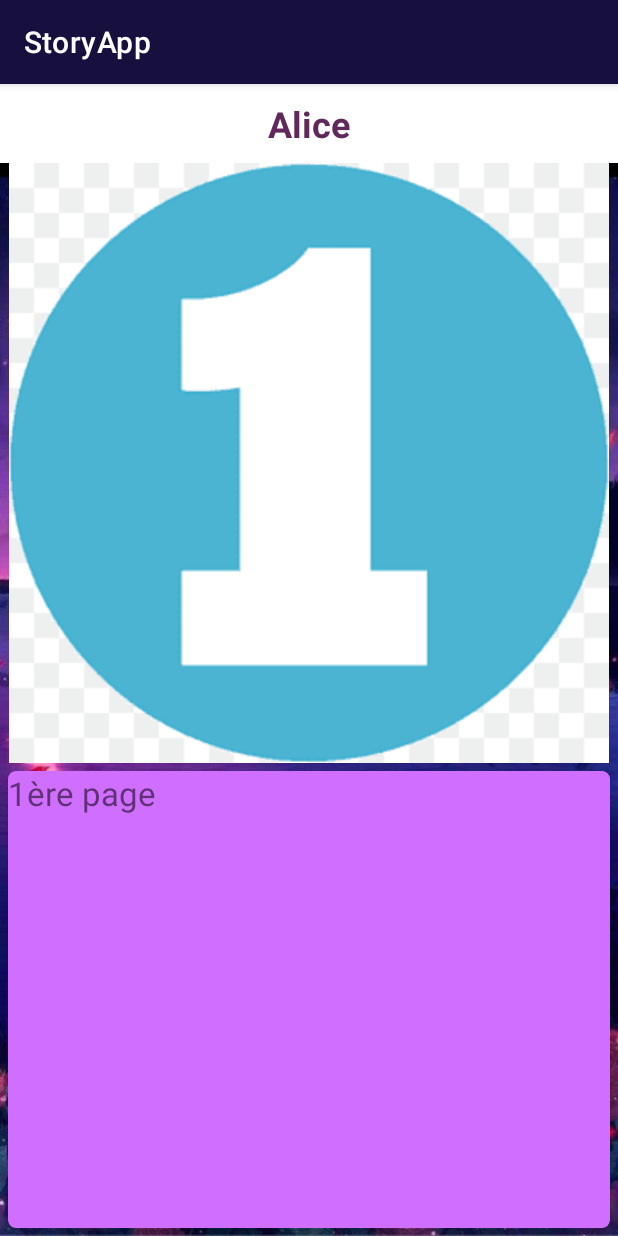
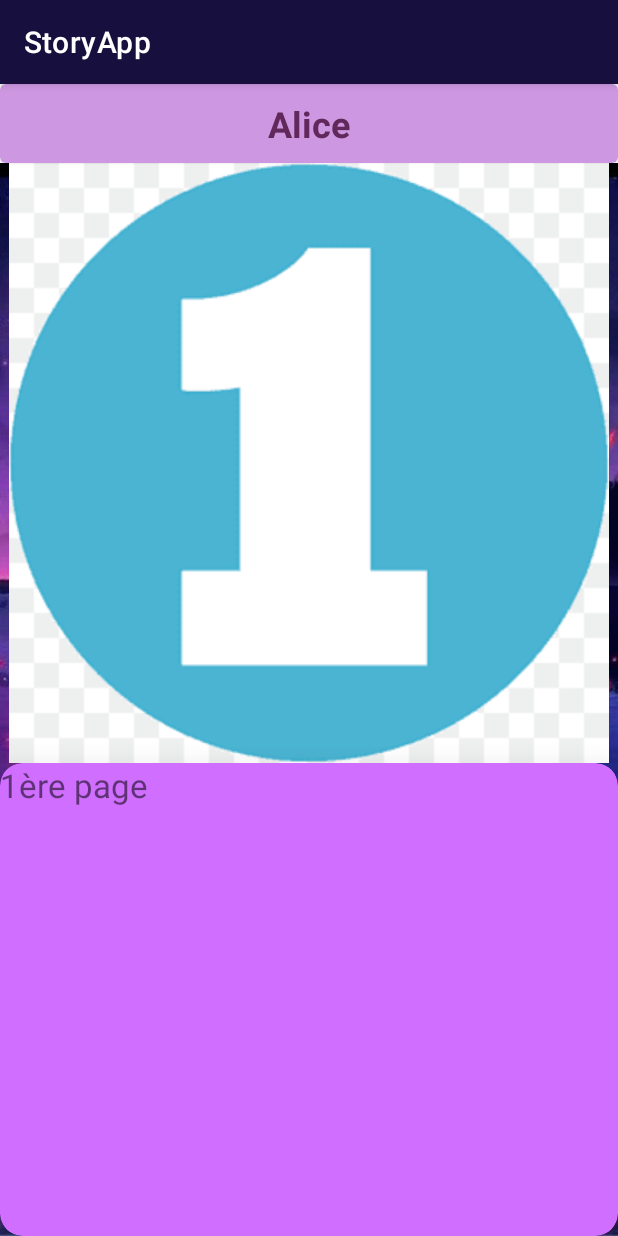
Before and after one commit to FarahBda/projet, an Android app: the screen it shows after launch (DetailedActivity), after a tap on an icon or button, on a phone screen of 412 x 824 dp. Run offline under Robolectric (Android 15) with nearby library versions, the phone set to English and light mode, and no system bars; 1 other tap on this screen came first.

Commit message:
ajusted layouts

```diff
--- a/app/src/main/res/layout/activity_detailed.xml
+++ b/app/src/main/res/layout/activity_detailed.xml
@@ -6,32 +6,39 @@
     android:layout_height="match_parent"
     tools:context=".DetailedActivity"
     android:id="@+id/rel">
+    <com.google.android.material.card.MaterialCardView
+        android:layout_width="match_parent"
+        android:layout_height="wrap_content"
+        android:layout_centerHorizontal="true"
+        app:cardBackgroundColor="#CD98E1"
+        android:id="@+id/card"
+    >
+        <RelativeLayout
+            android:layout_width="match_parent"
+            android:layout_height="match_parent">
 
             <TextView
                 android:id="@+id/detailName"
                 android:layout_width="wrap_content"
                 android:layout_height="wrap_content"
-        android:layout_centerHorizontal="true"
                 android:layout_gravity="center"
                 android:layout_marginStart="10dp"
                 android:layout_marginTop="10dp"
                 android:layout_marginEnd="10dp"
                 android:layout_marginBottom="10dp"
                 android:text="Story title"
+                android:layout_centerHorizontal="true"
                 android:textColor="#61295B"
                 android:textSize="24sp"
                 android:textStyle="bold" />
+        </RelativeLayout>
+    </com.google.android.material.card.MaterialCardView>
 
-    <View
-        android:layout_width="match_parent"
-        android:layout_height="1dp"
-        android:layout_below="@+id/detailName"
-        android:background="#61295B" />
 
     <androidx.viewpager.widget.ViewPager
         android:layout_width="match_parent"
         android:layout_height="match_parent"
-        android:layout_below="@+id/detailName"
+        android:layout_below="@+id/card"
         android:id="@+id/pager">
     </androidx.viewpager.widget.ViewPager>
 
--- a/app/src/main/res/layout/pager_item.xml
+++ b/app/src/main/res/layout/pager_item.xml
@@ -9,16 +9,17 @@
     <ImageView
         android:id="@+id/imgPage"
         android:layout_width="match_parent"
-        android:layout_height="400dp" />
+        android:layout_height="400dp"
+        android:layout_centerHorizontal="true" />
 
     <androidx.cardview.widget.CardView
         android:layout_width="match_parent"
         android:layout_height="match_parent"
         android:layout_below="@id/imgPage"
-        android:layout_margin="5dp"
-        app:cardCornerRadius="5dp"
-        app:cardElevation="10dp"
-        android:backgroundTint="#CF6EFF">
+        app:cardCornerRadius="15dp"
+        app:cardElevation="30dp"
+        android:backgroundTint="#CF6EFF"
+        android:layout_centerHorizontal="true">
         <TextView
             android:layout_width="match_parent"
             android:layout_height="match_parent"
```
Lines whose indentation alone changed are shown as unchanged.
